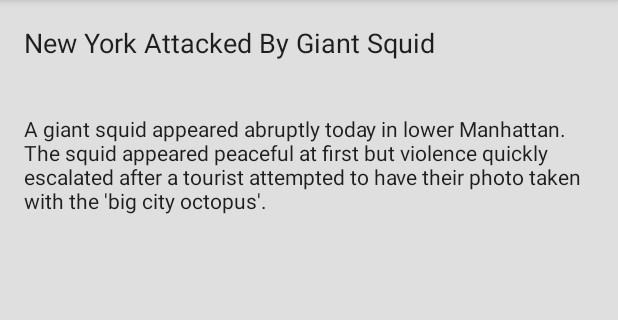
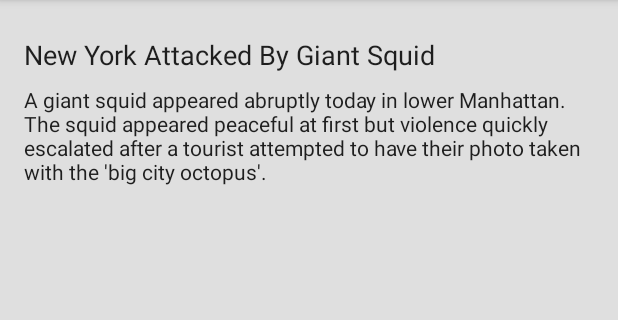
Before and after one commit to rluick15/Blocly, an Android app: the layout rss_item.xml on its own in the app's theme, with its tools: preview values and no code run, on a phone screen of 412 x 824 dp, the part 84-404 px from its top. Run offline under Robolectric (Android 15) with nearby library versions, the phone set to English and light mode, and no system bars.

Commit message:
Checkpoint 36 assignment completed

```diff
--- a/app/src/main/res/layout/rss_item.xml
+++ b/app/src/main/res/layout/rss_item.xml
@@ -9,6 +9,7 @@
         android:id="@+id/tv_rss_item_title"
         android:layout_width="match_parent"
         android:layout_height="wrap_content"
+        android:layout_marginTop="8dp"
         android:text="New York Attacked By Giant Squid"
         android:textSize="18sp"
         android:textColor="@color/text_primary"/>
@@ -17,8 +18,7 @@
         android:id="@+id/tv_rss_item_feed_title"
         android:layout_width="match_parent"
         android:layout_height="wrap_content"
-        android:layout_below="@+id/tv_rss_item_title"
-        android:layout_marginTop="8dp"
+        android:layout_above="@+id/tv_rss_item_title"
         android:singleLine="true"
         android:textSize="14sp"
         android:textColor="@color/text_secondary"/>
@@ -27,7 +27,7 @@
         android:id="@+id/tv_rss_item_content"
         android:layout_width="match_parent"
         android:layout_height="wrap_content"
-        android:layout_below="@+id/tv_rss_item_feed_title"
+        android:layout_below="@+id/tv_rss_item_title"
         android:text="A giant squid appeared abruptly today in lower Manhattan. The squid appeared peaceful at first but violence quickly escalated after a tourist attempted to have their photo taken with the \'big city octopus\'."
         android:layout_marginTop="8dp"
         android:textSize="14sp"
```
